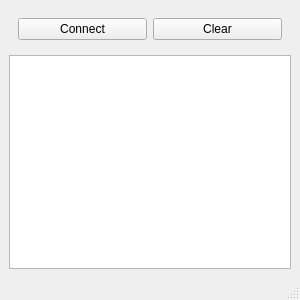
This is console.ui in JM-Anderson/tcp-client as Qt 5 draws it before an edit. The edited form follows.
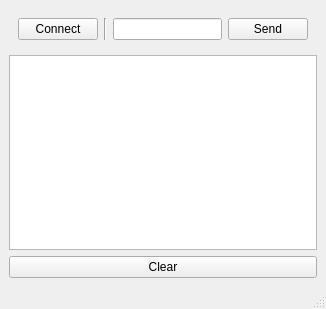
This is the edited form.

The edit to the form file:
```diff
--- a/console.ui
+++ b/console.ui
@@ -6,8 +6,8 @@
    <rect>
     <x>0</x>
     <y>0</y>
-    <width>300</width>
-    <height>300</height>
+    <width>326</width>
+    <height>309</height>
    </rect>
   </property>
   <property name="minimumSize">
@@ -32,9 +32,19 @@
         </widget>
        </item>
        <item>
-        <widget class="QPushButton" name="clearConsoleButton">
+        <widget class="Line" name="line">
+         <property name="orientation">
+          <enum>Qt::Vertical</enum>
+         </property>
+        </widget>
+       </item>
+       <item>
+        <widget class="QLineEdit" name="msgEdit"/>
+       </item>
+       <item>
+        <widget class="QPushButton" name="sendButton">
          <property name="text">
-          <string>Clear</string>
+          <string>Send</string>
          </property>
         </widget>
        </item>
@@ -48,6 +58,13 @@
       </property>
      </widget>
     </item>
+    <item>
+     <widget class="QPushButton" name="clearConsoleButton">
+      <property name="text">
+       <string>Clear</string>
+      </property>
+     </widget>
+    </item>
    </layout>
   </widget>
   <widget class="QMenuBar" name="menubar">
```
Left out of the diff: 4 changed lines with no effect on the pictures.
